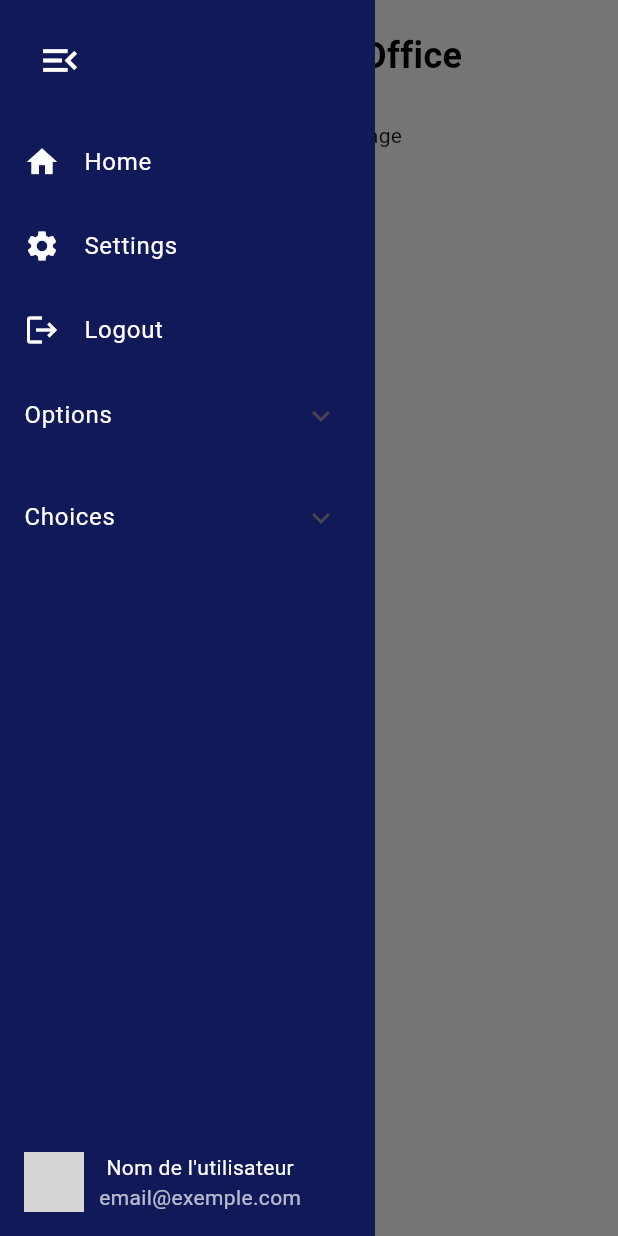
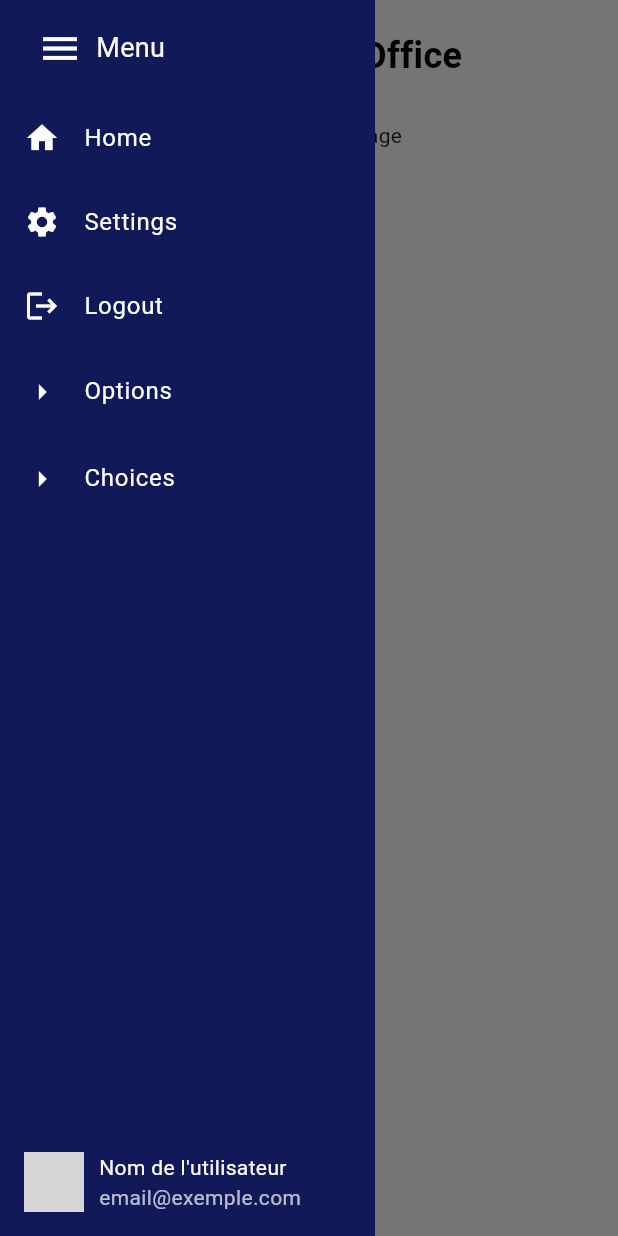
Before and after one commit to GaetanPe/GeniusBackOffice, a Flutter app: the screen it shows after launch, with the side drawer open, on a phone screen of 412 x 824 dp. Run offline on Flutter 3.47's test engine with Material 3 defaults, Android fonts, the phone set to English and light mode, and no system bars; grey boxes are pictures that could not be loaded.

Commit message:
optimisation custom_drawer class, add userprofiledialog and align drawer elements

```diff
--- /dev/null
+++ b/lib/pages/UserProfileDialog.dart
@@ -0,0 +1,54 @@
+import 'package:flutter/material.dart';
+
+class UserProfileDialog extends StatelessWidget {
+  const UserProfileDialog({Key? key}) : super(key: key);
+
+  @override
+  Widget build(BuildContext context) {
+    return AlertDialog(
+      shape: RoundedRectangleBorder(
+        borderRadius: BorderRadius.circular(20),
+      ),
+      contentPadding: const EdgeInsets.all(16.0),
+      content: Column(
+        mainAxisSize: MainAxisSize.min,
+        crossAxisAlignment: CrossAxisAlignment.start,
+        children: [
+          const Row(
+            children: [
+              CircleAvatar(
+                backgroundImage: AssetImage('assets/profile_pic.png'),
+                radius: 30,
+              ),
+              SizedBox(width: 10),
+              Column(
+                crossAxisAlignment: CrossAxisAlignment.start,
+                children: [
+                  Text('Nom de l\'utilisateur', style: TextStyle(fontWeight: FontWeight.bold, fontSize: 16)),
+                  Text('Basic Plan', style: TextStyle(color: Colors.grey, fontSize: 14)),
+                ],
+              ),
+            ],
+          ),
+          const Divider(height: 20),
+          _buildProfileOption(Icons.settings, 'Account Settings'),
+          _buildProfileOption(Icons.bar_chart, 'Activity'),
+          _buildProfileOption(Icons.apps, 'Integrations'),
+          _buildProfileOption(Icons.help, 'Help Center'),
+          const Divider(height: 20),
+          _buildProfileOption(Icons.logout, 'Logout'),
+        ],
+      ),
+    );
+  }
+
+  Widget _buildProfileOption(IconData icon, String label) {
+    return ListTile(
+      leading: Icon(icon),
+      title: Text(label),
+      onTap: () {
+        // Action pour chaque option du profil
+      },
+    );
+  }
+}
--- /dev/null
+++ b/lib/pages/UserProfileWidget.dart
@@ -0,0 +1,44 @@
+import 'package:flutter/material.dart';
+import 'UserProfileDialog.dart';
+class UserProfileWidget extends StatelessWidget {
+  final bool isCollapsed;
+
+  const UserProfileWidget({Key? key, required this.isCollapsed}) : super(key: key);
+
+  @override
+  Widget build(BuildContext context) {
+    return GestureDetector(
+      onTap: () => _showProfileDialog(context),
+      child: Padding(
+        padding: const EdgeInsets.all(16.0),
+        child: Row(
+          children: [
+            const CircleAvatar(
+              backgroundImage: AssetImage('assets/profile_pic.png'),
+              radius: 20,
+            ),
+            if (!isCollapsed) ...[
+              const SizedBox(width: 10),
+              const Column(
+                crossAxisAlignment: CrossAxisAlignment.start,
+                children: [
+                  Text('Nom de l\'utilisateur', style: TextStyle(color: Colors.white)),
+                  Text('email@exemple.com', style: TextStyle(color: Colors.white70)),
+                ],
+              ),
+            ],
+          ],
+        ),
+      ),
+    );
+  }
+
+  void _showProfileDialog(BuildContext context) {
+    showDialog(
+      context: context,
+      builder: (BuildContext context) {
+        return const UserProfileDialog();
+      },
+    );
+  }
+}
--- /dev/null
+++ b/lib/pages/customExpensionTile.dart
@@ -0,0 +1,35 @@
+import 'package:flutter/material.dart';
+class CustomExpansionTile extends StatelessWidget {
+  final String title;
+  final List<String> options;
+  final bool isCollapsed;
+
+  const CustomExpansionTile({
+    Key? key,
+    required this.title,
+    required this.options,
+    required this.isCollapsed,
+  }) : super(key: key);
+
+  @override
+  Widget build(BuildContext context) {
+    return ExpansionTile(
+      leading: const Icon(Icons.arrow_right, color: Colors.white),
+      title: isCollapsed
+          ? const SizedBox.shrink()
+          : Text(title, style: const TextStyle(color: Colors.white)),
+      trailing: const SizedBox.shrink(), // Supprime la flèche à droite
+      children: isCollapsed
+          ? []
+          : options.map((String option) {
+              return ListTile(
+                leading: const Icon(Icons.arrow_right, color: Colors.white),
+                title: Text(option, style: const TextStyle(color: Colors.white)),
+                onTap: () {
+                  // Action pour les options
+                },
+              );
+            }).toList(),
+    );
+  }
+}
--- /dev/null
+++ b/lib/pages/customListTile.dart
@@ -0,0 +1,25 @@
+import 'package:flutter/material.dart';
+
+class CustomListTile extends StatelessWidget {
+  final IconData icon;
+  final String label;
+  final bool isCollapsed;
+  final VoidCallback? onTap;
+
+  const CustomListTile({
+    Key? key,
+    required this.icon,
+    required this.label,
+    required this.isCollapsed,
+    this.onTap,
+  }) : super(key: key);
+
+  @override
+  Widget build(BuildContext context) {
+    return ListTile(
+      leading: Icon(icon, color: Colors.white),
+      title: isCollapsed ? null : Text(label, style: const TextStyle(color: Colors.white)),
+      onTap: onTap,
+    );
+  }
+}
--- a/lib/pages/custom_drawer.dart
+++ b/lib/pages/custom_drawer.dart
@@ -1,4 +1,7 @@
 import 'package:flutter/material.dart';
+import 'customListTile.dart';
+import 'customExpensionTile.dart';
+import 'UserProfileWidget.dart';
 
 class CustomDrawer extends StatefulWidget {
   final bool isCollapsed;
@@ -21,111 +24,63 @@ class CustomDrawerState extends State<CustomDrawer> {
       color: const Color.fromARGB(255, 17, 25, 89),
       child: Column(
         children: [
-          Container(
-            padding: const EdgeInsets.all(16.0),
-            alignment: Alignment.topLeft,
-            child: IconButton(
-              icon: Icon(
-                widget.isCollapsed ? Icons.menu : Icons.menu_open,
-                color: Colors.white,
-                size: 30,
-              ),
-              onPressed: widget.onToggleDrawer,
-            ),
-          ),
+          _buildMenuButton(),
           Expanded(
-            child: Column(
-              crossAxisAlignment: CrossAxisAlignment.start,
+            child: ListView(
+              padding: EdgeInsets.zero,
               children: [
-                ListTile(
-                  leading: const Icon(Icons.home, color: Colors.white),
-                  title: widget.isCollapsed
-                      ? null
-                      : const Text(
-                          'Home',
-                          style: TextStyle(color: Colors.white),
-                        ),
-                  onTap: () {
-                    Navigator.pushNamed(context, '/');
-                  },
+                CustomListTile(
+                  icon: Icons.home,
+                  label: 'Home',
+                  isCollapsed: widget.isCollapsed,
+                  onTap: () => Navigator.pushNamed(context, '/'),
                 ),
-                ListTile(
-                  leading: const Icon(Icons.settings, color: Colors.white),
-                  title: widget.isCollapsed
-                      ? null
-                      : const Text(
-                          'Settings',
-                          style: TextStyle(color: Colors.white),
-                        ),
+                CustomListTile(
+                  icon: Icons.settings,
+                  label: 'Settings',
+                  isCollapsed: widget.isCollapsed,
                 ),
-                ListTile(
-                  leading: const Icon(Icons.logout, color: Colors.white),
-                  title: widget.isCollapsed
-                      ? null
-                      : const Text(
-                          'Logout',
-                          style: TextStyle(color: Colors.white),
-                        ),
+                CustomListTile(
+                  icon: Icons.logout,
+                  label: 'Logout',
+                  isCollapsed: widget.isCollapsed,
                 ),
-                if (!widget.isCollapsed) ...[
-                  _buildExpansionTile(
-                    'Options',
-                    ['Option 1', 'Option 2', 'Option 3'],
-                  ),
-                  const SizedBox(height: 10),
-                  _buildExpansionTile(
-                    'Choices',
-                    ['Choice A', 'Choice B', 'Choice C'],
-                  ),
-                ],
+                CustomExpansionTile(
+                  title: 'Options',
+                  options: ['Option 1', 'Option 2', 'Option 3'],
+                  isCollapsed: widget.isCollapsed,
+                ),
+                CustomExpansionTile(
+                  title: 'Choices',
+                  options: ['Choice A', 'Choice B', 'Choice C'],
+                  isCollapsed: widget.isCollapsed,
+                ),
               ],
             ),
           ),
-          Container(
-            padding: const EdgeInsets.all(16.0),
-            child: Row(
-              children: [
-                const CircleAvatar(
-                  backgroundImage: AssetImage('assets/profile_pic.png'),
-                  radius: 20,
-                ),
-                const SizedBox(width: 10),
-                if (!widget.isCollapsed) ...[
-                  const Column(
-                    children: [
-                      Text(
-                        'Nom de l\'utilisateur',
-                        style: TextStyle(color: Colors.white),
-                      ),
-                      Text(
-                        'email@exemple.com',
-                        style: TextStyle(color: Colors.white70),
-                      ),
-                    ],
-                  ),
-                ],
-              ],
-            ),
-          ),
+          UserProfileWidget(isCollapsed: widget.isCollapsed),
         ],
       ),
     );
   }
 
-  Widget _buildExpansionTile(String title, List<String> options) {
-    return ExpansionTile(
-      title: Text(title, style: const TextStyle(color: Colors.white)),
-      children: options.map((String option) {
-        return ListTile(
-          title: Text(
-            option,
-            style: const TextStyle(color: Colors.white),
+  // Widget pour le bouton du menu burger
+  Widget _buildMenuButton() {
+    return Padding(
+      padding: const EdgeInsets.symmetric(horizontal: 16.0, vertical: 8.0),
+      child: Row(
+        children: [
+          IconButton(
+            icon: const Icon(Icons.menu, color: Colors.white, size: 30),
+            onPressed: widget.onToggleDrawer,
           ),
-          onTap: () {
-            // Handle item selection if needed
-          },
-        );
-      }).toList(),
+          if (!widget.isCollapsed)
+            const Text(
+              'Menu',
+              style: TextStyle(color: Colors.white, fontSize: 18),
+            ),
+        ],
+      ),
     );
   }
 }
--- a/lib/pages/homepage.dart
+++ b/lib/pages/homepage.dart
@@ -80,7 +80,8 @@ class HomepageState extends State<Homepage> {
             Positioned(
               top: 20,
               left: 10,
-              child: FloatingActionButton(
+              child: Builder(
+                builder: (context) => FloatingActionButton(
                   backgroundColor: Colors.transparent,
                   elevation: 0,
                   child: const Icon(Icons.menu, color: Colors.black),
@@ -89,6 +90,7 @@ class HomepageState extends State<Homepage> {
                   },
                 ),
               ),
+            ),
         ],
       ),
     );
```
Lines whose indentation alone changed are shown as unchanged.
